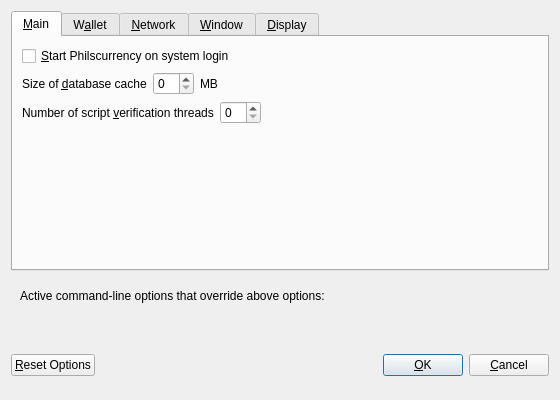
Above: src/qt/forms/optionsdialog.ui from philscurrency/philscurrency before the change. Below: the same form after it.
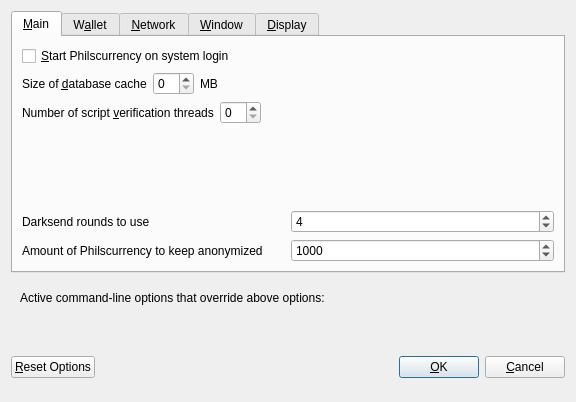
That is the form after the change. Custom widgets are drawn as their Qt base class.

Patch:
```diff
--- a/src/qt/forms/optionsdialog.ui
+++ b/src/qt/forms/optionsdialog.ui
@@ -6,8 +6,8 @@
    <rect>
     <x>0</x>
     <y>0</y>
-    <width>560</width>
-    <height>400</height>
+    <width>576</width>
+    <height>402</height>
    </rect>
   </property>
   <property name="windowTitle">
@@ -130,6 +130,75 @@
          </property>
         </spacer>
        </item>
+       <item>
+        <layout class="QHBoxLayout" name="horizontalLayout_4_Main">
+         <item>
+          <widget class="QLabel" name="label">
+           <property name="toolTip">
+            <string>This setting determines the amount of individual masternodes that an input will be anonymized through.&lt;br/&gt;More rounds of anonymization gives a higher degree of privacy, but also costs more in fees.</string>
+           </property>
+           <property name="text">
+            <string>Darksend rounds to use</string>
+           </property>
+          </widget>
+         </item>
+         <item>
+          <widget class="QSpinBox" name="darksendRounds">
+           <property name="minimum">
+            <number>2</number>
+           </property>
+           <property name="maximum">
+            <number>8</number>
+           </property>
+           <property name="value">
+            <number>4</number>
+           </property>
+          </widget>
+         </item>
+        </layout>
+       </item>
+       <item>
+        <layout class="QHBoxLayout" name="horizontalLayout">
+         <item>
+          <widget class="QLabel" name="label_2">
+           <property name="toolTip">
+            <string>This amount acts as a threshold to turn off Darksend once it's reached.</string>
+           </property>
+           <property name="statusTip">
+            <string notr="true"/>
+           </property>
+           <property name="whatsThis">
+            <string notr="true"/>
+           </property>
+           <property name="accessibleName">
+            <string notr="true"/>
+           </property>
+           <property name="accessibleDescription">
+            <string notr="true"/>
+           </property>
+           <property name="text">
+            <string>Amount of Philscurrency to keep anonymized</string>
+           </property>
+          </widget>
+         </item>
+         <item>
+          <widget class="QSpinBox" name="anonymizeDarkcoin">
+           <property name="minimum">
+            <number>2</number>
+           </property>
+           <property name="maximum">
+            <number>2000</number>
+           </property>
+           <property name="singleStep">
+            <number>10</number>
+           </property>
+           <property name="value">
+            <number>1000</number>
+           </property>
+          </widget>
+         </item>
+        </layout>
+       </item>
       </layout>
      </widget>
      <widget class="QWidget" name="tabWallet">
```
Left out of the diff: 68 changed lines with no effect on the pictures.
